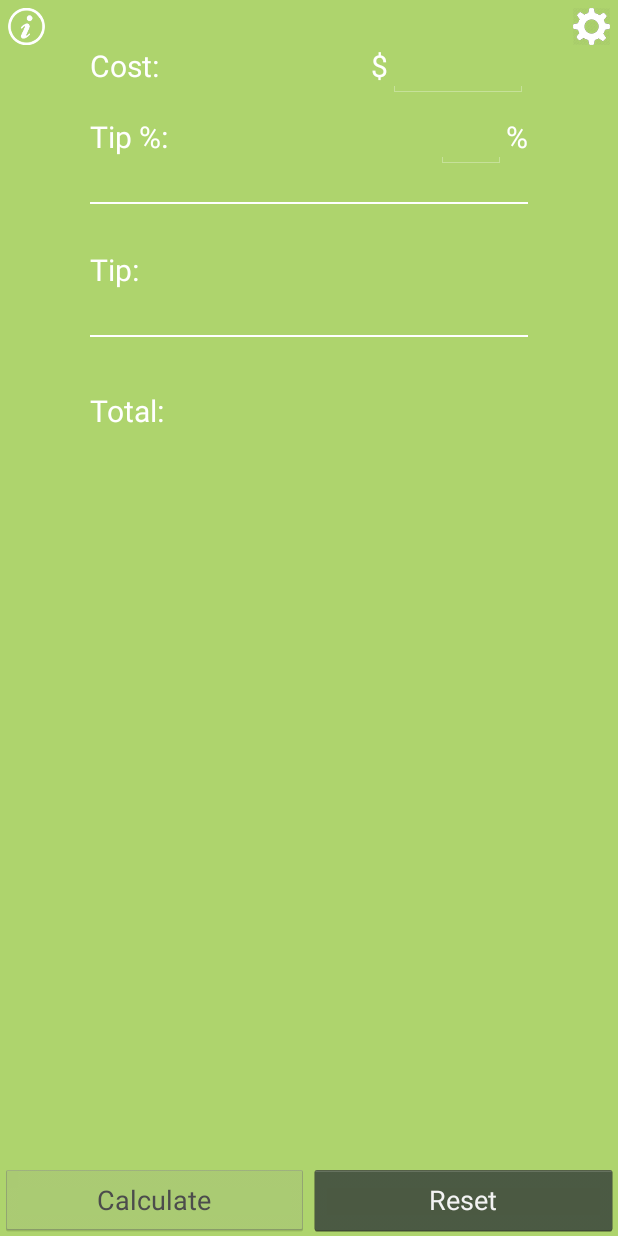
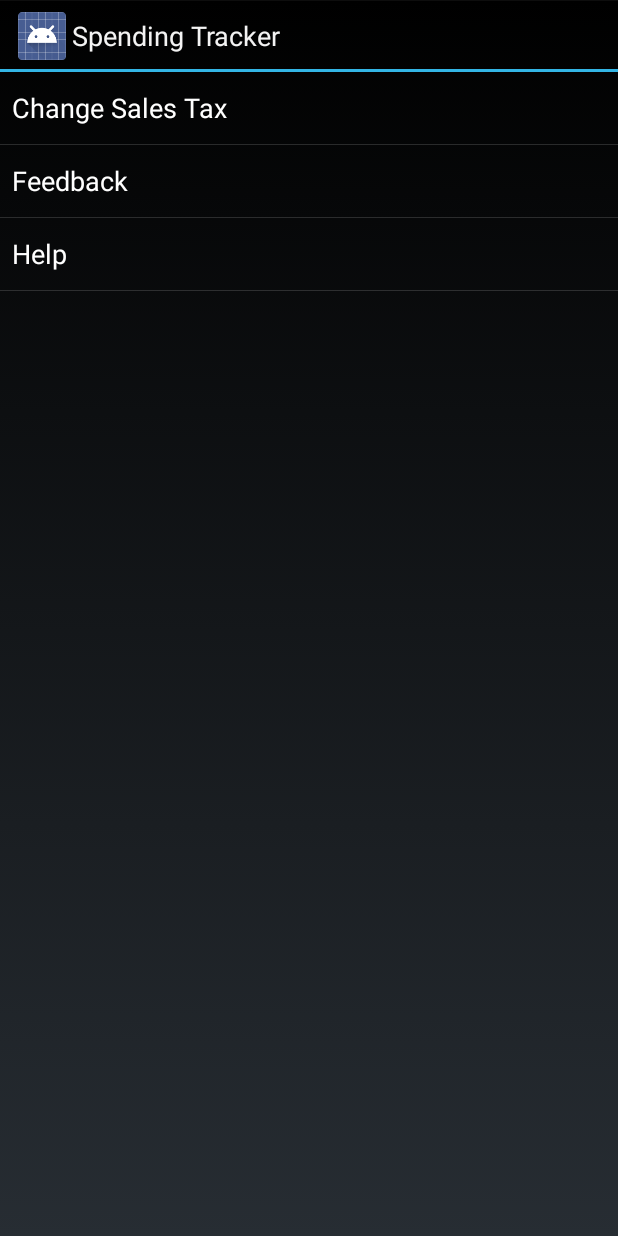
Before and after one commit to wburhan2/SpendingTracker, an Android app: the screen it shows after launch (MainActivity before the commit, SettingActivity after it), after a tap on an icon or button, on a phone screen of 412 x 824 dp. Run offline under Robolectric (Android 15) with nearby library versions, the phone set to English and light mode, and no system bars.

Commit message:
Added setting listview. V 0.73

```diff
--- a/app/src/main/AndroidManifest.xml
+++ b/app/src/main/AndroidManifest.xml
@@ -17,6 +17,10 @@
                 <category android:name="android.intent.category.LAUNCHER" />
             </intent-filter>
         </activity>
+        <activity
+            android:name="com.spendingtracker.app.SettingActivity"
+            android:theme="@style/SettingTheme"
+            android:screenOrientation="portrait"/>
     </application>
 
 </manifest>
--- a/app/src/main/java/com/spendingtracker/app/InfoDialogFragment.java
+++ b/app/src/main/java/com/spendingtracker/app/InfoDialogFragment.java
@@ -1,7 +1,7 @@
 package com.spendingtracker.app;
 
 import android.app.Dialog;
-import android.app.DialogFragment;
+import android.support.v4.app.DialogFragment;
 import android.os.Bundle;
 import android.view.LayoutInflater;
 import android.view.View;
--- a/app/src/main/java/com/spendingtracker/app/MainActivity.java
+++ b/app/src/main/java/com/spendingtracker/app/MainActivity.java
@@ -1,6 +1,7 @@
 package com.spendingtracker.app;
 
-import android.app.FragmentManager;
+import android.content.Intent;
+import android.support.v4.app.FragmentManager;
 import android.support.v4.app.Fragment;
 import android.content.Context;
 import android.support.v4.app.FragmentActivity;
@@ -61,7 +62,7 @@ public class MainActivity extends FragmentActivity{
             @Override
             public void onClick(View view) {
 
-                FragmentManager fm = getFragmentManager();
+                FragmentManager fm = getSupportFragmentManager();
                 InfoDialogFragment fragment = new InfoDialogFragment();
                 fragment.show(fm, "InfoFragment");
             }
@@ -70,7 +71,7 @@ public class MainActivity extends FragmentActivity{
         mSetting.setOnClickListener(new View.OnClickListener() {
             @Override
             public void onClick(View view) {
-
+                startActivity(new Intent(MainActivity.this,SettingActivity.class));
             }
         });
     }
--- /dev/null
+++ b/app/src/main/java/com/spendingtracker/app/SettingActivity.java
@@ -0,0 +1,15 @@
+package com.spendingtracker.app;
+
+import android.os.Bundle;
+import android.support.v4.app.FragmentActivity;
+
+/**
+ * Created by Wilson on 5/5/14.
+ */
+public class SettingActivity extends FragmentActivity {
+    @Override
+    protected void onCreate(Bundle savedInstanceState) {
+        super.onCreate(savedInstanceState);
+        setContentView(R.layout.setting_layout);
+    }
+}
--- /dev/null
+++ b/app/src/main/res/layout/setting_layout.xml
@@ -0,0 +1,16 @@
+<?xml version="1.0" encoding="utf-8"?>
+
+<LinearLayout
+    xmlns:android="http://schemas.android.com/apk/res/android"
+    android:orientation="vertical"
+    android:layout_width="match_parent"
+    android:layout_height="match_parent">
+
+    <ListView
+        android:id="@+id/setting_list"
+        android:layout_width="match_parent"
+        android:layout_height="match_parent"
+        android:entries="@array/setting_array">
+    </ListView>
+
+</LinearLayout>
--- a/app/src/main/res/values/strings.xml
+++ b/app/src/main/res/values/strings.xml
@@ -9,5 +9,9 @@
     <string name="calculate">Calculate</string>
     <string name="reset">Reset</string>
     <string name="about">Spending Tracker V 0.7\nCopyright ©2014 Wilson Burhan\n\nWhat\'s new:\n\n-v0.7\n#Layout revamped.</string>
-
+    <string-array name="setting_array">
+        <item>Change Sales Tax</item>
+        <item>Feedback</item>
+        <item>Help</item>
+    </string-array>
 </resources>
--- a/app/src/main/res/values/styles.xml
+++ b/app/src/main/res/values/styles.xml
@@ -5,5 +5,8 @@
         <item name="android:textColor">@color/white</item>
         <!-- Customize your theme here. -->
     </style>
+    <style name="SettingTheme" parent="android:Theme.Holo">
+        <item name="android:textColor">@color/white</item>
+    </style>
 
 </resources>
```
